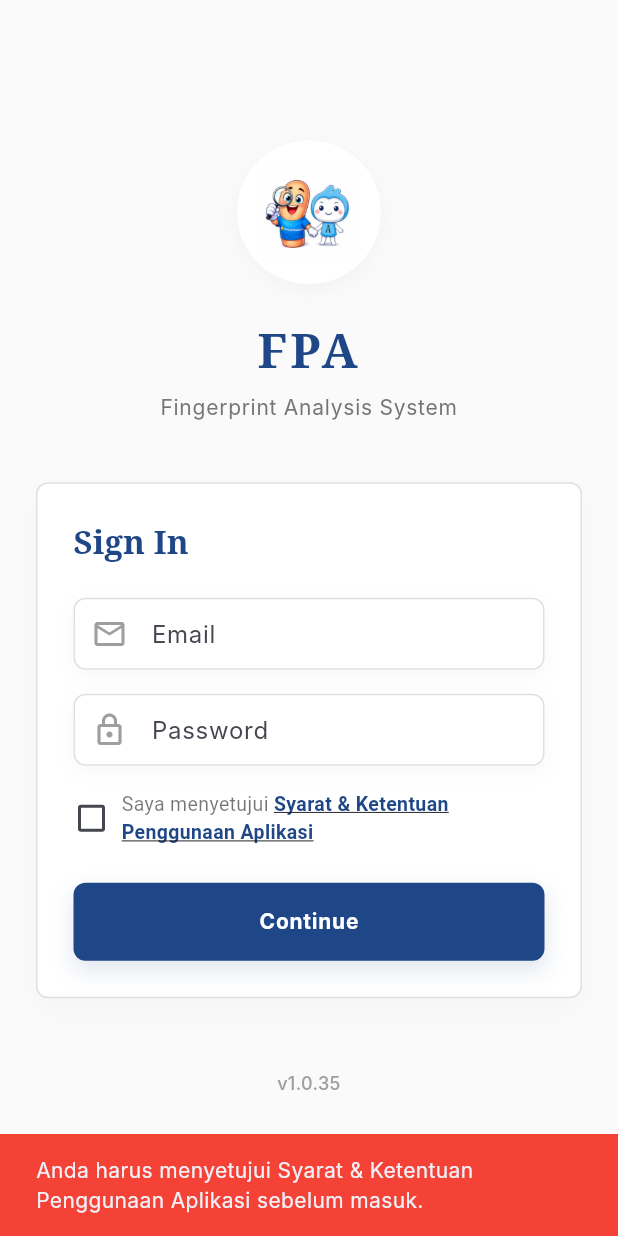
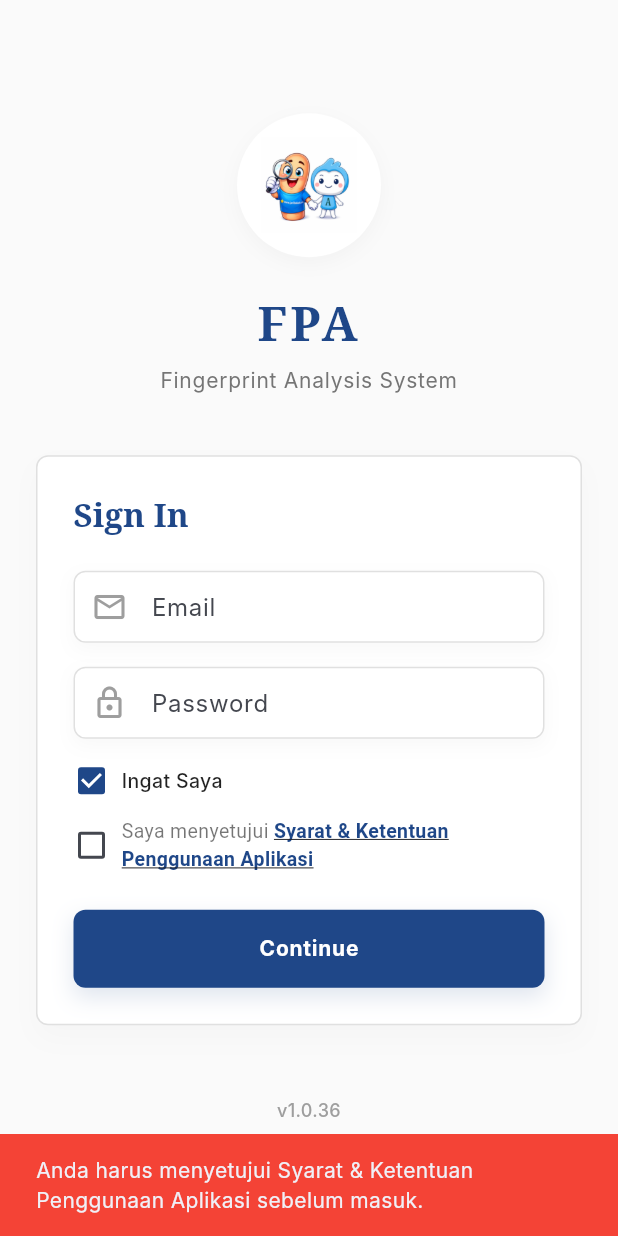
Before and after one commit to fazemii01/FPA, a Flutter app: the screen it shows after launch, after a tap on "Continue", on a phone screen of 412 x 824 dp. Run offline on Flutter 3.47's test engine with Material 3 defaults, Android fonts, the light colour scheme and no system bars; our stand-ins replace camera, dio, flutter_local_notifications, go_router, hive_flutter, image_picker and 2 more; missing offline and left inert: opencv_dart, screen_brightness; accounts and stored records are empty; network calls fail; Roboto replaces fonts that are missing (Inter, Noto Serif).

Commit message:
chore(release): bump version to 1.0.36+37

```diff
--- a/mobile/lib/screens/auth/login_screen.dart
+++ b/mobile/lib/screens/auth/login_screen.dart
@@ -2,6 +2,7 @@ import 'package:flutter/material.dart';
 import 'package:provider/provider.dart';
 import 'package:go_router/go_router.dart';
 import 'package:package_info_plus/package_info_plus.dart';
+import 'package:shared_preferences/shared_preferences.dart';
 import '../../providers/auth_provider.dart';
 import '../../theme/app_theme.dart';
 
@@ -16,13 +17,31 @@ class _LoginScreenState extends State<LoginScreen> {
   final _emailController = TextEditingController();
   final _passwordController = TextEditingController();
   final _formKey = GlobalKey<FormState>();
+  bool _rememberMe = true;
   bool _agreedToTerms = false;
   String _apkVersion = '';
 
   @override
   void initState() {
     super.initState();
+    _loadSavedPreferences();
     _loadApkVersion();
+  }
+
+  Future<void> _loadSavedPreferences() async {
+    try {
+      final prefs = await SharedPreferences.getInstance();
+      final savedEmail = prefs.getString('saved_email');
+      final rememberMe = prefs.getBool('remember_me') ?? true;
+      if (savedEmail != null && savedEmail.isNotEmpty) {
+        _emailController.text = savedEmail;
+      }
+      setState(() {
+        _rememberMe = rememberMe;
+      });
+    } catch (e) {
+      // ignore
+    }
   }
 
   Future<void> _loadApkVersion() async {
@@ -199,6 +218,40 @@ class _LoginScreenState extends State<LoginScreen> {
                               width: 24,
                               height: 24,
                               child: Checkbox(
+                                value: _rememberMe,
+                                activeColor: AppTheme.primaryColor,
+                                onChanged: (value) {
+                                  setState(() {
+                                    _rememberMe = value ?? true;
+                                  });
+                                },
+                              ),
+                            ),
+                            const SizedBox(width: 8),
+                            GestureDetector(
+                              onTap: () {
+                                setState(() {
+                                  _rememberMe = !_rememberMe;
+                                });
+                              },
+                              child: const Text(
+                                'Ingat Saya',
+                                style: TextStyle(
+                                  color: Colors.black87,
+                                  fontSize: 13,
+                                  fontWeight: FontWeight.w500,
+                                ),
+                              ),
+                            ),
+                          ],
+                        ),
+                        const SizedBox(height: 12),
+                        Row(
+                          children: [
+                            SizedBox(
+                              width: 24,
+                              height: 24,
+                              child: Checkbox(
                                 value: _agreedToTerms,
                                 activeColor: AppTheme.primaryColor,
                                 onChanged: (value) {
@@ -355,8 +408,9 @@ class _LoginScreenState extends State<LoginScreen> {
 
     if (_formKey.currentState!.validate()) {
       final success = await authProvider.login(
-        email: _emailController.text,
+        email: _emailController.text.trim(),
         password: _passwordController.text,
+        rememberMe: _rememberMe,
       );
 
       if (success && context.mounted) {
--- a/mobile/pubspec.yaml
+++ b/mobile/pubspec.yaml
@@ -2,7 +2,7 @@ name: fingerprint_scanner
 description: "10-Finger Fingerprint Scanner Mobile Application"
 publish_to: 'none'
 
-version: 1.0.35+36
+version: 1.0.36+37
 
 environment:
   sdk: '>=3.0.0 <4.0.0'
```
Also changed, not shown: mobile/lib/providers/auth_provider.dart (+9 -1 lines), 1 other file.
